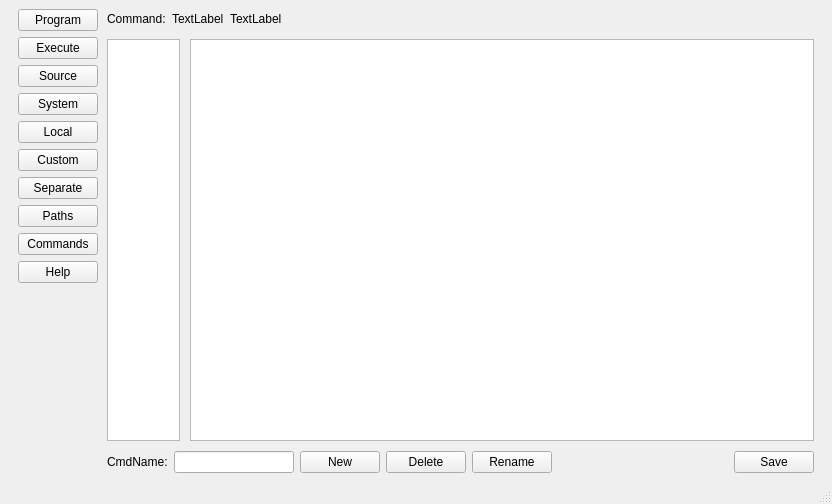
Before: the Qt Designer form tools/pyedit/mainwindow.ui in AbelTian/PyMake, drawn with Qt 5.
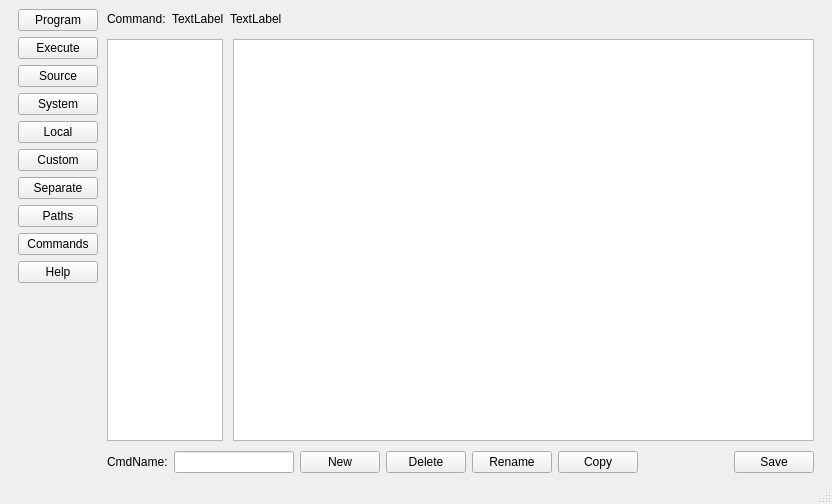
After: the same form once the commit is applied. The open tabs and pages were chosen to show the change.

Commit message: pyedit命令页面添加Copy按钮，用于复制得出一个新命令。

Patch:
```diff
--- a/tools/pyedit/mainwindow.ui
+++ b/tools/pyedit/mainwindow.ui
@@ -1363,6 +1363,13 @@
              </property>
             </widget>
            </item>
+           <item>
+            <widget class="QPushButton" name="toolBtnCmdClone">
+             <property name="text">
+              <string>Copy</string>
+             </property>
+            </widget>
+           </item>
            <item>
             <spacer name="horizontalSpacer_17">
              <property name="orientation">
```
Left out of the diff: 2 changed lines with no effect on the pictures. The commit also changes 1 other file.
